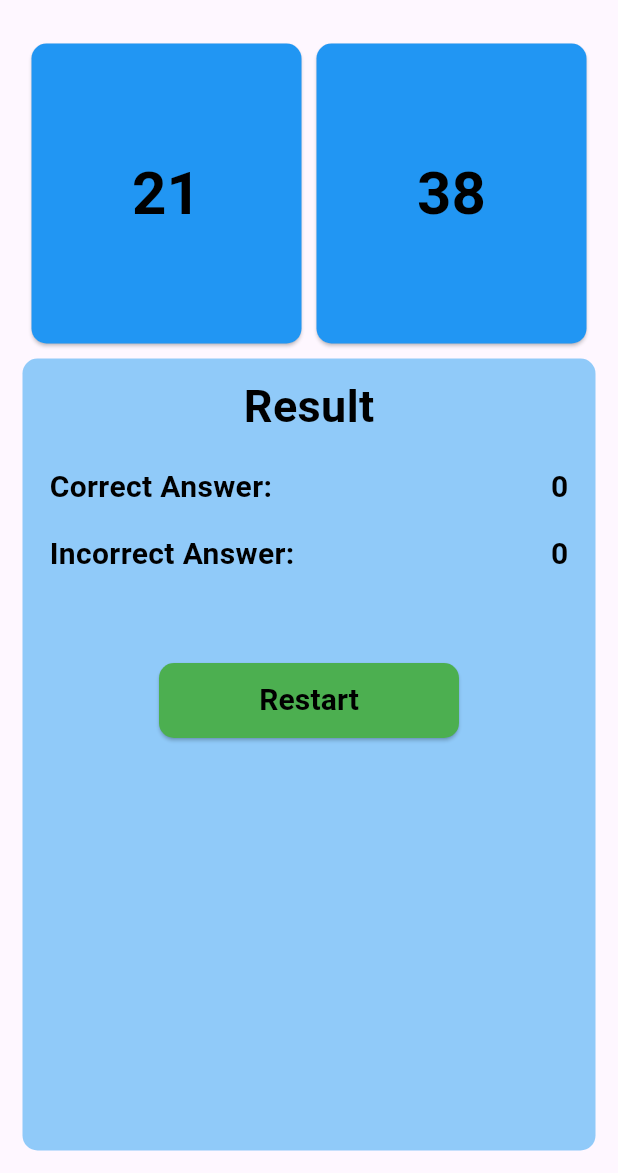
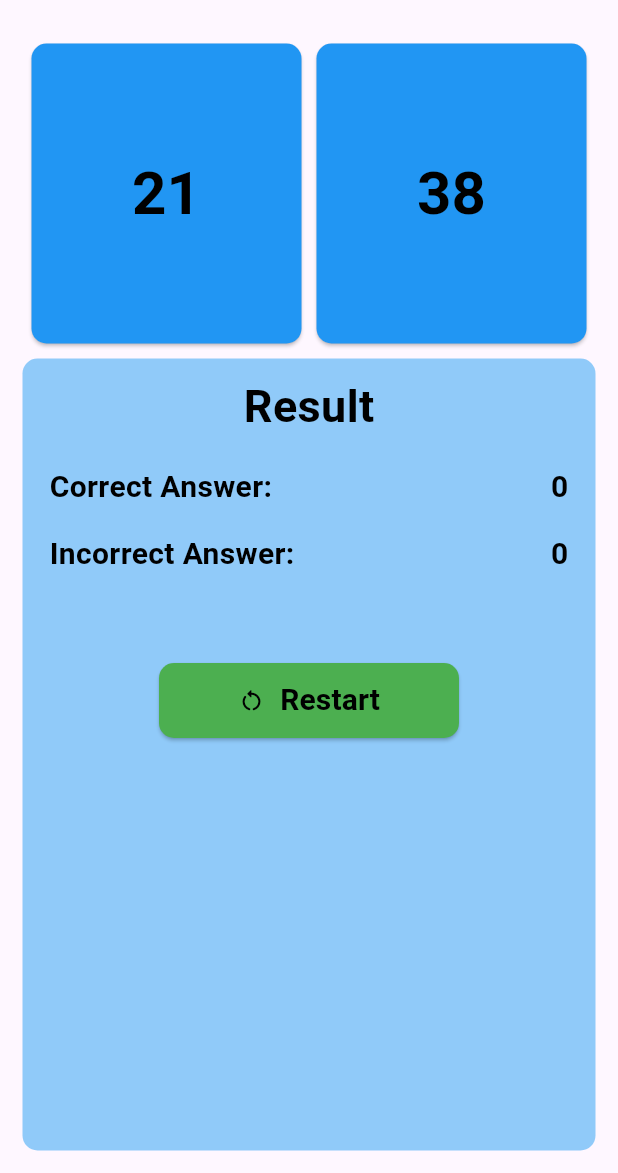
Before and after one commit to Ronit-Bhujel/number_generator, a Flutter app: the screen it shows after launch, after a tap on "Restart", on a phone screen of 412 x 824 dp, the part 63-1236 px from its top. Run offline on Flutter 3.47's test engine with Material 3 defaults, Android fonts, the phone set to English and light mode, and no system bars.

Commit message:
number generator game

```diff
--- a/lib/screen/number_generator_screen.dart
+++ b/lib/screen/number_generator_screen.dart
@@ -35,6 +35,19 @@ class _NumberGeneratorScreenState extends State<NumberGeneratorScreen> {
     }
 
     noOfCount++;
+  }
+
+  void _restartGame() {
+    setState(() {
+      _color = Colors.blue;
+      _firstNumber = 0;
+      _secondNumber = 0;
+      noOfCount = 1;
+      correctAnswer = 0;
+      incorrectAnswer = 0;
+      clickCount = 0;
+      _generateRandomNumber();
+    });
   }
 
   @override
@@ -213,13 +226,22 @@ class _NumberGeneratorScreenState extends State<NumberGeneratorScreen> {
                             borderRadius: BorderRadius.circular(10),
                           ),
                         ),
-                        onPressed: () {},
-                        child: const Text(
-                          'Restart',
-                          style: TextStyle(
-                              fontSize: 20,
-                              fontWeight: FontWeight.bold,
-                              color: Colors.black),
+                        onPressed: _restartGame,
+                        child: const Row(
+                          mainAxisAlignment: MainAxisAlignment.center,
+                          children: [
+                            Icon(Icons.restart_alt_rounded,
+                                color: Colors.black),
+                            SizedBox(width: 10),
+                            Text(
+                              'Restart',
+                              style: TextStyle(
+                                fontSize: 20,
+                                fontWeight: FontWeight.bold,
+                                color: Colors.black,
+                              ),
+                            ),
+                          ],
                         ),
                       ),
                     ),
```
